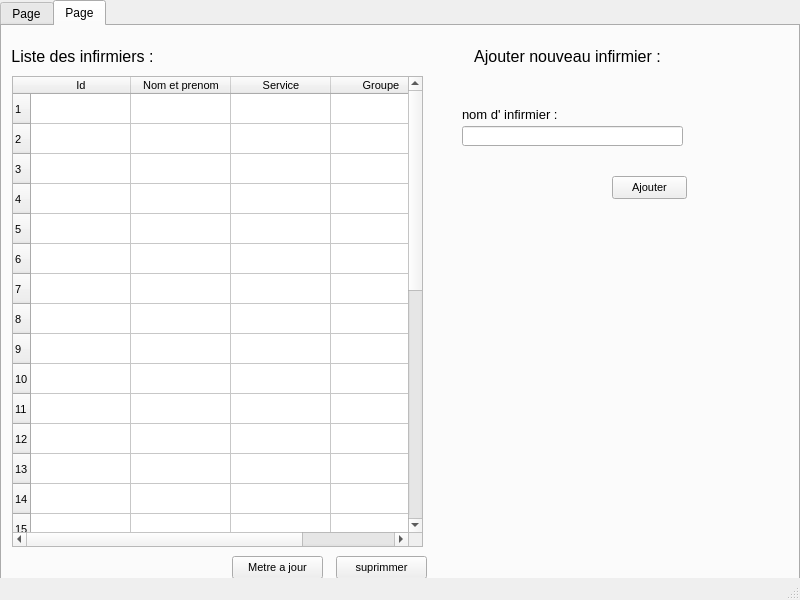
The window that ui/pharm.ui (otmanLAHRECHE/EPSP_Garde_Project) describes before a commit, drawn with Qt 5.
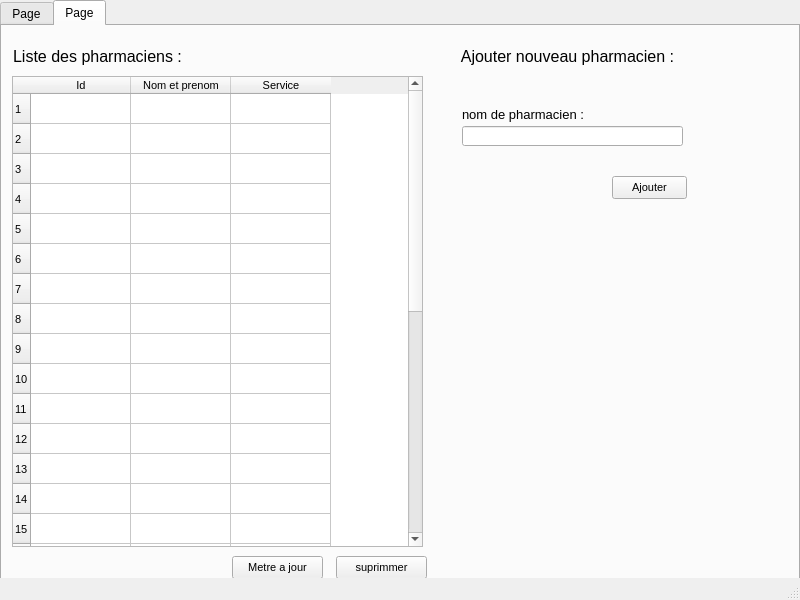
The same window after the commit. The open tabs and pages were chosen to show the change. Icons and pictures are not drawn.

What changed in the file:
```diff
--- a/ui/pharm.ui
+++ b/ui/pharm.ui
@@ -298,7 +298,7 @@
        </font>
       </property>
       <property name="text">
-       <string>Ajouter nouveau infirmier :</string>
+       <string>Ajouter nouveau pharmacien :</string>
       </property>
       <property name="alignment">
        <set>Qt::AlignCenter</set>
@@ -322,7 +322,7 @@
        <rect>
         <x>460</x>
         <y>80</y>
-        <width>101</width>
+        <width>121</width>
         <height>16</height>
        </rect>
       </property>
@@ -332,7 +332,7 @@
        </font>
       </property>
       <property name="text">
-       <string>nom d' infirmier :</string>
+       <string>nom de pharmacien :</string>
       </property>
      </widget>
      <widget class="QLineEdit" name="lineEdit">
@@ -350,7 +350,7 @@
        <rect>
         <x>0</x>
         <y>20</y>
-        <width>161</width>
+        <width>191</width>
         <height>21</height>
        </rect>
       </property>
@@ -360,7 +360,7 @@
        </font>
       </property>
       <property name="text">
-       <string>Liste des infirmiers :</string>
+       <string>Liste des pharmaciens :</string>
       </property>
       <property name="alignment">
        <set>Qt::AlignCenter</set>
@@ -605,11 +605,6 @@
         <string>Service</string>
        </property>
       </column>
-      <column>
-       <property name="text">
-        <string>Groupe</string>
-       </property>
-      </column>
      </widget>
     </widget>
    </widget>
```
